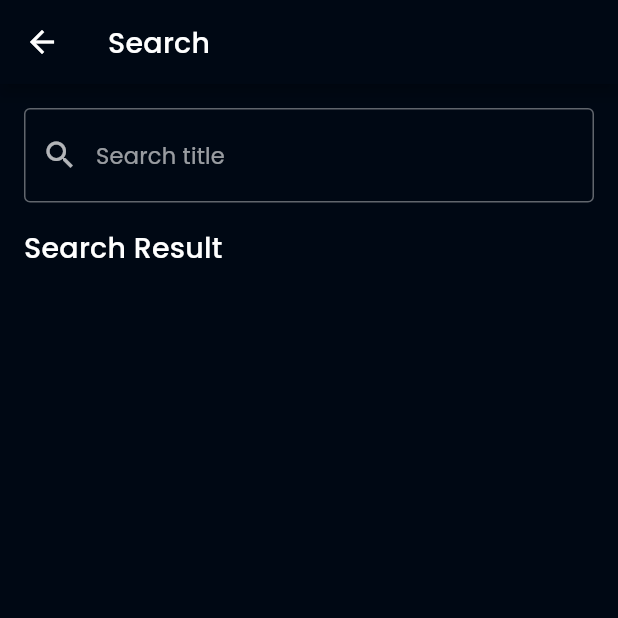
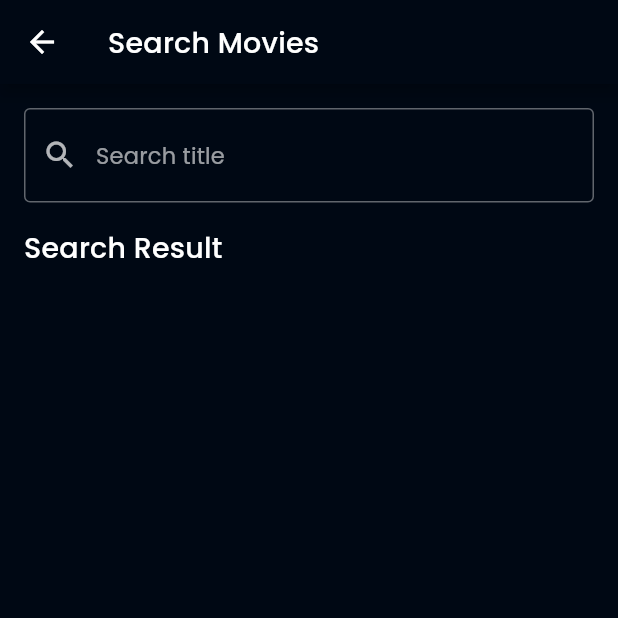
Before and after one commit to fazaimron27/dicoding_project_ditonton, a Flutter app: the SearchPage screen opened by its route, on a phone screen of 412 x 824 dp, the top half of it. Run offline on Flutter 3.47's test engine with Material 2 defaults, Android fonts, the phone set to English and light mode, and no system bars; our stand-ins replace cached_network_image, dartz, equatable, flutter_rating_bar, get_it, google_fonts and 1 more; accounts and stored records are empty; network calls fail.

Commit message:
refactor: changing a few lines of code

```diff
--- a/lib/presentation/pages/movie/movie_detail_page.dart
+++ b/lib/presentation/pages/movie/movie_detail_page.dart
@@ -178,7 +178,9 @@ class DetailContent extends StatelessWidget {
                               style: kHeading6,
                             ),
                             Text(
-                              movie.overview,
+                              movie.overview.isNotEmpty
+                                  ? movie.overview
+                                  : 'No overview available',
                             ),
                             SizedBox(height: 16),
                             Text(
--- a/lib/presentation/pages/movie/search_page.dart
+++ b/lib/presentation/pages/movie/search_page.dart
@@ -6,13 +6,13 @@ import 'package:flutter/material.dart';
 import 'package:provider/provider.dart';
 
 class SearchPage extends StatelessWidget {
-  static const ROUTE_NAME = '/search';
+  static const ROUTE_NAME = '/movie_search';
 
   @override
   Widget build(BuildContext context) {
     return Scaffold(
       appBar: AppBar(
-        title: Text('Search'),
+        title: Text('Search Movies'),
       ),
       body: Padding(
         padding: const EdgeInsets.all(16.0),
--- a/lib/presentation/pages/movie/watchlist_movies_page.dart
+++ b/lib/presentation/pages/movie/watchlist_movies_page.dart
@@ -37,7 +37,7 @@ class _WatchlistMoviesPageState extends State<WatchlistMoviesPage>
   Widget build(BuildContext context) {
     return Scaffold(
       appBar: AppBar(
-        title: Text('Watchlist'),
+        title: Text('Watchlist Movies'),
       ),
       body: Padding(
         padding: const EdgeInsets.all(8.0),
--- a/lib/presentation/provider/movie/movie_detail_notifier.dart
+++ b/lib/presentation/provider/movie/movie_detail_notifier.dart
@@ -65,9 +65,9 @@ class MovieDetailNotifier extends ChangeNotifier {
             _recommendationState = RequestState.Error;
             _message = failure.message;
           },
-          (movies) {
+          (recommendations) {
             _recommendationState = RequestState.Loaded;
-            _movieRecommendations = movies;
+            _movieRecommendations = recommendations;
           },
         );
         _movieState = RequestState.Loaded;
--- a/lib/presentation/widgets/movie_card_list.dart
+++ b/lib/presentation/widgets/movie_card_list.dart
@@ -42,7 +42,7 @@ class MovieCard extends StatelessWidget {
                     ),
                     SizedBox(height: 16),
                     Text(
-                      movie.overview ?? '-',
+                      movie.overview!.isNotEmpty ? movie.overview! : '-',
                       maxLines: 2,
                       overflow: TextOverflow.ellipsis,
                     ),
```
